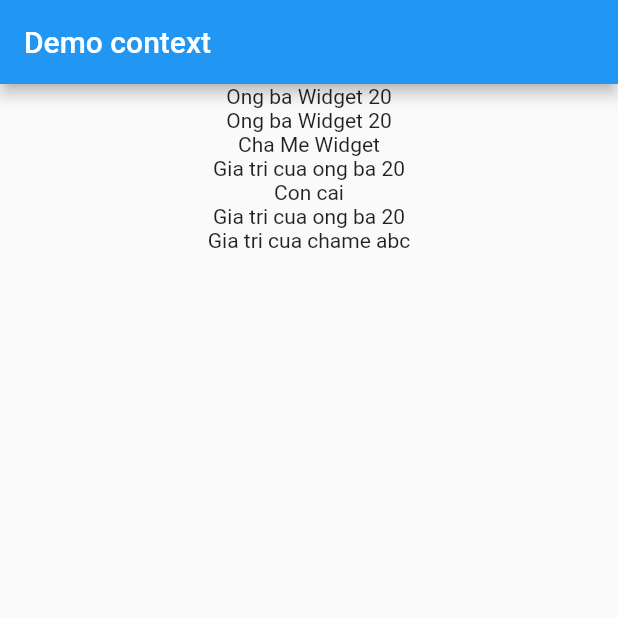
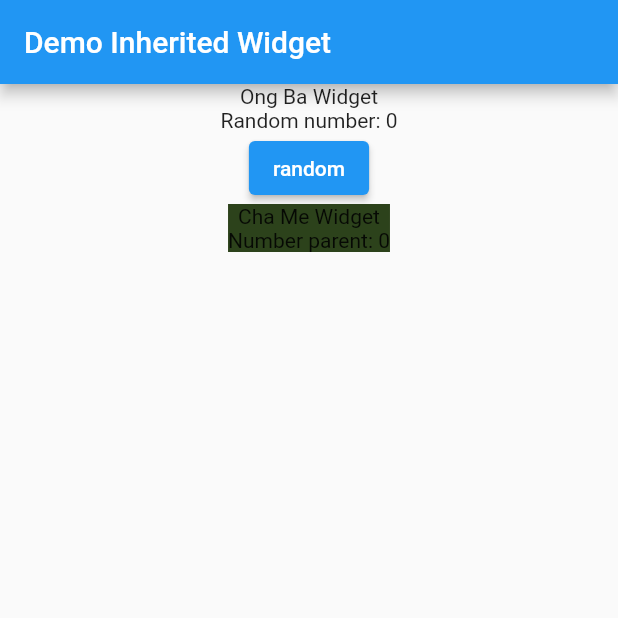
Before and after one commit to phamtanphat/flutter_widget_02022023, a Flutter app: the screen it shows after launch, on a phone screen of 412 x 824 dp, the top half of it. Run offline on Flutter 3.47's test engine with Material 2 defaults, Android fonts, the phone set to English and light mode, and no system bars; statements that could not run were skipped.

Commit message:
inherited widget

```diff
--- /dev/null
+++ b/lib/demo_inherited_widget/demo_inherited_widget.dart
@@ -0,0 +1,146 @@
+import 'package:flutter/material.dart';
+import 'dart:math';
+class DemoInheritedWidget extends StatefulWidget {
+
+  @override
+  State<DemoInheritedWidget> createState() => _DemoInheritedWidgetState();
+}
+
+class _DemoInheritedWidgetState extends State<DemoInheritedWidget> {
+  @override
+  Widget build(BuildContext context) {
+    return Scaffold(
+      appBar: AppBar(
+        title: Text("Demo Inherited Widget"),
+      ),
+      body: Container(
+        child: Center(
+          child: OngBaWidget(
+            child: ChaMeWidget(
+              key: UniqueKey(),
+              child: ConCaiWidget(
+                key: UniqueKey(),
+              ),
+            ),
+          ),
+        )
+      ),
+    );
+  }
+}
+
+class OngBaWidget extends StatefulWidget {
+
+  Widget child;
+
+  OngBaWidget({required this.child});
+
+  @override
+  State<OngBaWidget> createState() => _OngBaWidgetState();
+}
+
+class _OngBaWidgetState extends State<OngBaWidget> {
+  int number = 0;
+  Random random = Random();
+
+  @override
+  Widget build(BuildContext context) {
+    return Container(
+      child: Column(
+        children: [
+          Text("Ong Ba Widget"),
+          Text("Random number: $number"),
+          ElevatedButton(
+              onPressed: () {
+                  setState(() {
+                    number = random.nextInt(100);
+                  });
+              },
+              child: Text("random")
+          ),
+          CountInheritedWidget(child: widget.child, number: number)
+        ],
+      ),
+    );
+  }
+}
+
+class CountInheritedWidget extends InheritedWidget{
+
+  int number;
+
+  CountInheritedWidget({required super.child, required this.number});
+
+  @override
+  bool updateShouldNotify(covariant CountInheritedWidget oldWidget) {
+    return true;
+  }
+
+  static CountInheritedWidget? of (BuildContext context) {
+    return context.dependOnInheritedWidgetOfExactType();
+  }
+
+}
+
+class ChaMeWidget extends StatefulWidget {
+
+  Widget child;
+
+  ChaMeWidget({required this.child, Key? key}): super(key: key);
+
+  @override
+  State<ChaMeWidget> createState() => _ChaMeWidgetState();
+}
+
+class _ChaMeWidgetState extends State<ChaMeWidget> {
+
+
+  @override
+  Widget build(BuildContext context) {
+    CountInheritedWidget? countInheritedWidget = CountInheritedWidget.of(context);
+    return Container(
+      color: UniqueColor.getColor(),
+      child: Column(
+        children: [
+          Text("Cha Me Widget"),
+          Text("Number parent: ${countInheritedWidget?.number}"),
+          widget.child
+        ],
+      ),
+    );
+  }
+}
+
+class ConCaiWidget extends StatefulWidget {
+
+  ConCaiWidget({Key? key}): super(key: key);
+
+  @override
+  State<ConCaiWidget> createState() => _ConCaiWidgetState();
+}
+
+class _ConCaiWidgetState extends State<ConCaiWidget> {
+
+  final Color color = UniqueColor.getColor();
+
+  @override
+  Widget build(BuildContext context) {
+    print("Con")
+    return Container(
+      color: color,
+      child: Column(
+        children: [
+          Text("Con Cai Widget")
+        ],
+      ),
+    );
+  }
+}
+
+
+class UniqueColor {
+  static Color getColor() {
+    var random = Random();
+    return Color.fromARGB(250, random.nextInt(255), random.nextInt(255), random.nextInt(255));
+  }
+}
--- a/lib/main.dart
+++ b/lib/main.dart
@@ -1,9 +1,5 @@
 import 'package:flutter/material.dart';
-import 'package:flutter_widget_02022023/demo_context.dart';
-import 'package:flutter_widget_02022023/demo_subtree.dart';
-import 'package:flutter_widget_02022023/home_page.dart';
-import 'package:flutter_widget_02022023/demo_list_view/list_view_page.dart';
-import 'package:flutter_widget_02022023/state_page.dart';
+import 'package:flutter_widget_02022023/demo_inherited_widget/demo_inherited_widget.dart';
 
 void main() {
   runApp(const MyApp());
@@ -20,7 +16,7 @@ class MyApp extends StatelessWidget {
       theme: ThemeData(
         primarySwatch: Colors.blue,
       ),
-      home: DemoContextPage(),
+      home: DemoInheritedWidget(),
     );
   }
 }
```
